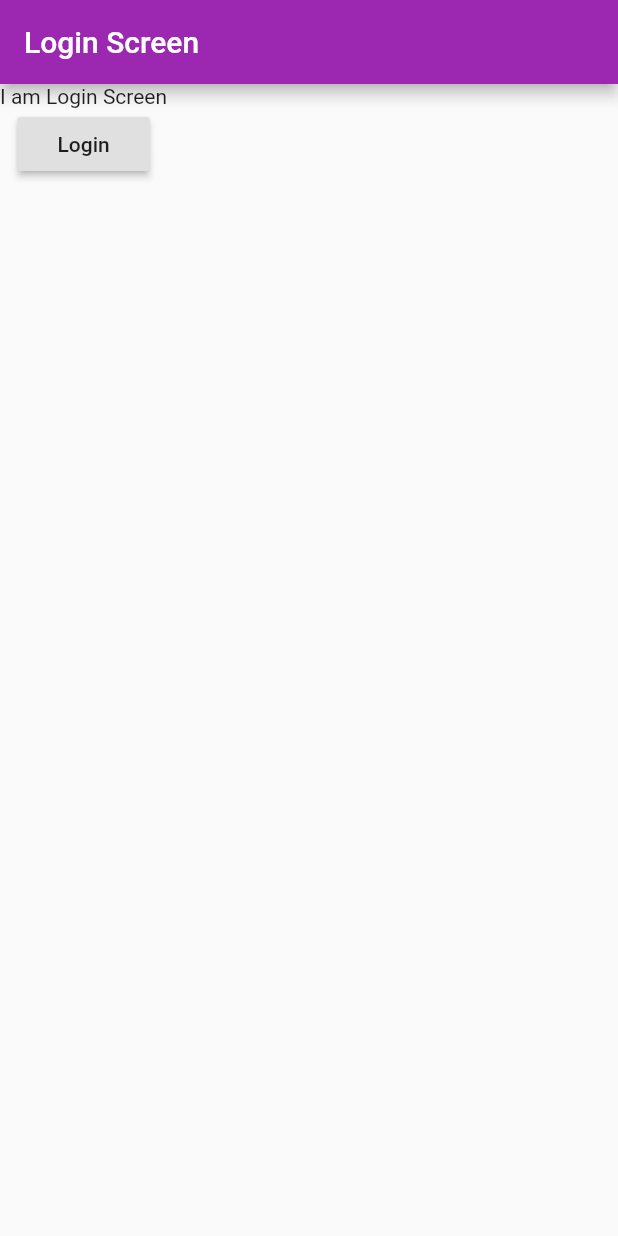
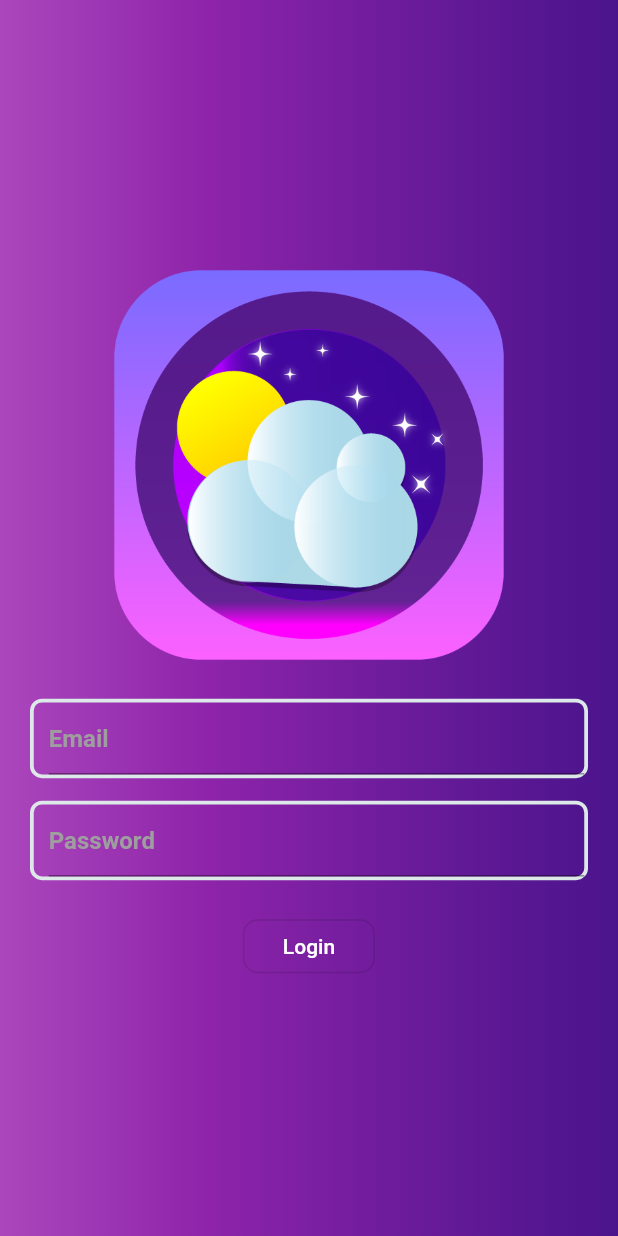
Before and after one commit to LuckySambial/letsdoflutter, a Flutter app: the screen it shows after launch, on a phone screen of 412 x 824 dp. Run offline on Flutter 3.47's test engine with Material 2 defaults, Android fonts, the phone set to English and light mode, and no system bars.

Commit message:
Added tab bar

```diff
--- a/lib/containers/welcom_screen.dart
+++ b/lib/containers/welcom_screen.dart
@@ -1,36 +1,119 @@
 import 'package:flutter/material.dart';
 
-import './home.dart';
+import './tab_navigator.dart';
+class WelcomScreen extends StatefulWidget {
+  @override
+  State<StatefulWidget> createState() {
+    return new WelcomeScreenState();
+  }
+}
 
-class WelcomScreen extends StatelessWidget {
+class WelcomeScreenState extends State<WelcomScreen> {
+  String email = '';
+  String passowrd = '';
+
+  @override
+  void initState() {
+    super.initState();
+  }
+  onChangeText(text, key) {
+    switch (key) {
+      case 'Email':
+        setState(() {
+          email = text.trim();
+        });
+        break;
+      case 'Password':
+        setState(() {
+          passowrd = text;
+        });
+        break;
+      default:
+    }
+  }
   @override
   Widget build(BuildContext context) {
-
     onLoginClick() {
       Navigator.push(
         context,
-        MaterialPageRoute(builder: (context) => Home()),
+        MaterialPageRoute(builder: (context) => TabNavigator()),
       );
     }
     return Scaffold(
-        appBar: AppBar(
-          title: Text('Login Screen'),
+      body: Container(
+        padding: EdgeInsets.fromLTRB(20, 10, 20, 10),
+        decoration: BoxDecoration(
+            gradient: LinearGradient(colors: [
+          Colors.purple[400],
+          Colors.purple[600],
+          Colors.purple[800],
+          Colors.purple[900],
+        ])),
+        child: Container(
+            child: Column(
+              mainAxisAlignment: MainAxisAlignment.center,
+              children: <Widget>[
+                Container(
+                  padding: EdgeInsets.all(5),
+                  child: Image.asset('assets/app_icon.png'),
                 ),
-        body: Container(
-          child: Column(
-            children: <Widget>[
-              Text("I am Login Screen"),
+                TextInputComp(
+                    onChangeText: onChangeText,
+                    hintText: 'Email',
+                    isPass: false),
+                TextInputComp(
+                    onChangeText: onChangeText,
+                    hintText: 'Password',
+                    isPass: true),
                 Container(
-                child: RaisedButton(
+                  margin: EdgeInsets.fromLTRB(0, 20, 0, 0),
+                  child: OutlineButton(
                     onPressed: () {
                       onLoginClick();
                     },
                     child: Text('Login'),
+                    textColor: Colors.white,
+                    shape: RoundedRectangleBorder(
+                        borderRadius: BorderRadius.circular(10.0)),
                   ),
-              )
+                ),
               ],
+            ),
           ),
         ),
     );
   }
 }
+
+class TextInputComp extends StatelessWidget {
+  String hintText = '';
+  bool isPass = false;
+  Function onChangeText;
+  TextInputComp({this.onChangeText, this.hintText, this.isPass});
+
+  @override
+  Widget build(BuildContext context) {
+    return Container(
+      padding: EdgeInsets.fromLTRB(10, 0, 0, 0),
+      margin: EdgeInsets.fromLTRB(0, 15, 0, 0),
+      decoration: ShapeDecoration(
+          shape: RoundedRectangleBorder(
+              borderRadius: BorderRadius.all(Radius.circular(8.0)),
+              side: BorderSide(color: Color(0xffDDE9E8), width: 2.5))),
+      child: TextField(
+        keyboardType: (!isPass ? TextInputType.emailAddress : null),
+        obscureText: isPass,
+        onChanged: (text) => onChangeText(text, hintText),
+        style: TextStyle(
+          color: Colors.white,
+        ),
+        decoration: InputDecoration(
+            hintStyle: TextStyle(
+              color: Colors.grey,
+              fontWeight: FontWeight.bold,
+            ),
+            hintText: hintText),
+      ),
+    );
+  }
+}
--- a/pubspec.yaml
+++ b/pubspec.yaml
@@ -39,6 +39,7 @@ flutter:
   # To add assets to your application, add an assets section, like this:
   assets:
     - assets/c2.jpg
+    - assets/app_icon.png
   #  - images/a_dot_ham.jpeg
 
   # An image asset can refer to one or more resolution-specific "variants", see
```
Also changed, not shown: lib/containers/home.dart (deleted, +0 -14 lines), lib/containers/tab_navigator.dart (added, +34 -0 lines), lib/product_manager.dart (+5 -17 lines), assets/app_icon.png (added), 26 other files. Lines whose indentation alone changed are shown as unchanged.
